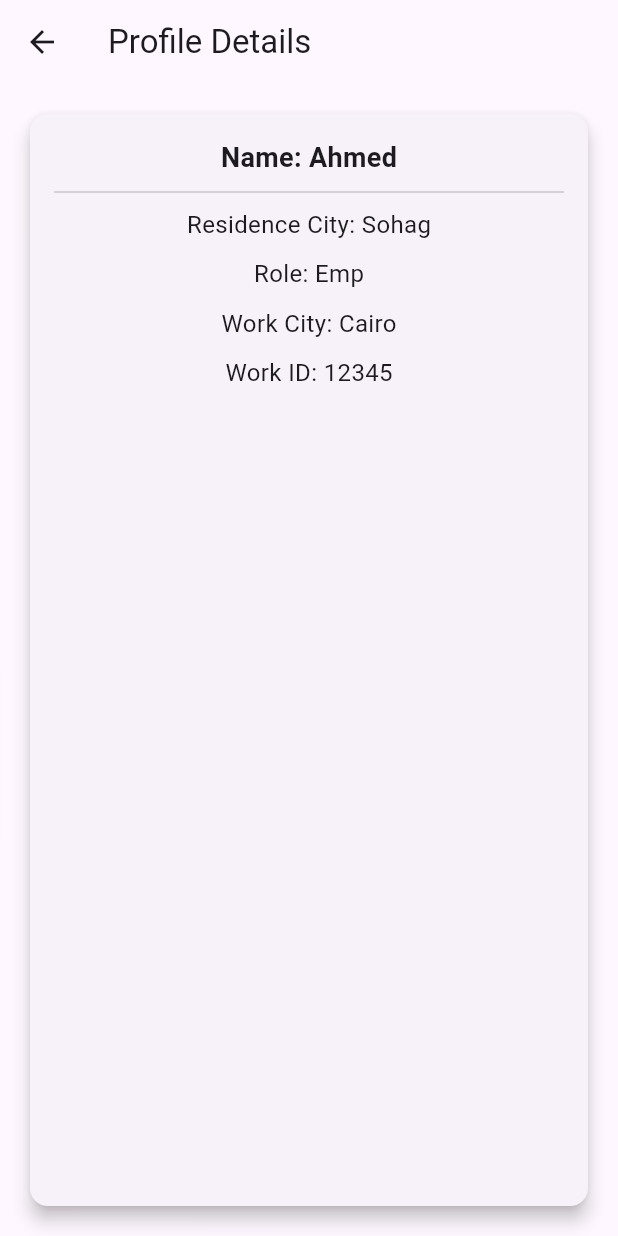
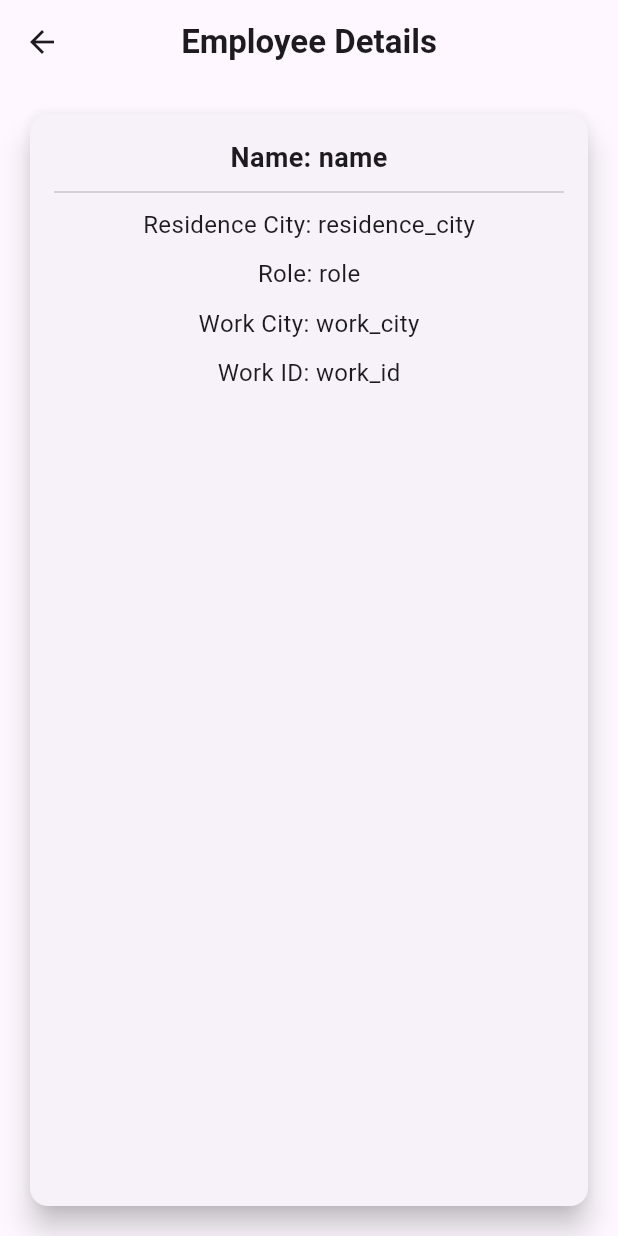
Before and after one commit to toalhussein/attend_sys, a Flutter app: the SuperAdminDrawer widget shown alone on an empty page, opened directly, after a tap on "User Details", on a phone screen of 412 x 824 dp. Run offline on Flutter 3.47's test engine with Material 3 defaults, Android fonts, the phone set to English and light mode, and no system bars; our stand-ins replace awesome_snackbar_content, cloud_firestore, date_format, firebase_core, flutter_bloc, fluttertoast and 4 more; accounts and stored records are empty.

Commit message:
admin done

```diff
--- a/lib/features/admin_feature/presentation/views/widgets/user_search_delegate.dart
+++ b/lib/features/admin_feature/presentation/views/widgets/user_search_delegate.dart
@@ -1,3 +1,4 @@
+import 'package:attend_sys/features/super_admin_feature/views/widgets/user_details.dart';
 import 'package:cloud_firestore/cloud_firestore.dart';
 import 'package:flutter/material.dart';
 
@@ -8,7 +9,7 @@ class UserSearchDelegate extends SearchDelegate<dynamic> {
   List<Widget>? buildActions(BuildContext context) {
     return [
       IconButton(
-        icon: Icon(Icons.clear),
+        icon: const Icon(Icons.clear),
         onPressed: () {
           query = '';
         },
@@ -19,7 +20,7 @@ class UserSearchDelegate extends SearchDelegate<dynamic> {
   @override
   Widget? buildLeading(BuildContext context) {
     return IconButton(
-      icon: Icon(Icons.arrow_back),
+      icon: const Icon(Icons.arrow_back),
       onPressed: () {
         close(context, null);
       },
@@ -35,11 +36,11 @@ class UserSearchDelegate extends SearchDelegate<dynamic> {
           .get(),
       builder: (context, snapshot) {
         if (snapshot.connectionState == ConnectionState.waiting) {
-          return Center(child: CircularProgressIndicator());
+          return const Center(child: CircularProgressIndicator());
         }
 
         if (!snapshot.hasData || snapshot.data!.docs.isEmpty) {
-          return Center(child: Text('No users found'));
+          return const Center(child: Text('No users found'));
         }
 
         final users = snapshot.data!.docs;
@@ -48,12 +49,25 @@ class UserSearchDelegate extends SearchDelegate<dynamic> {
           itemCount: users.length,
           itemBuilder: (context, index) {
             final user = users[index];
-            final name = user['name'] ?? 'Unknown';
-            final workId = user['work_id'] ?? 'N/A';
-
             return ListTile(
-              title: Text(name),
-              subtitle: Text('Work ID: $workId'),
+              title: Text(user['name'] ?? 'Unknown'),
+              subtitle: Text('Work ID: ${user['work_id'] ?? 'N/A'}'),
+              onTap: () {
+                Navigator.push(
+                  context,
+                  MaterialPageRoute(
+                    builder: (context) {
+                      return UserDetailsPage(
+                        name: user['name'],
+                        workId: user['work_id'],
+                        role: user['role'],
+                        residenceCity: user['residence_city'],
+                        workCity: user['work_city'],
+                      );
+                    },
+                  ),
+                );
+              },
             );
           },
         );
@@ -64,7 +78,7 @@ class UserSearchDelegate extends SearchDelegate<dynamic> {
   @override
   Widget buildSuggestions(BuildContext context) {
     if (query.isEmpty) {
-      return Center(
+      return const Center(
         child: Text('Search for a user by their Work ID'),
       );
     }
@@ -73,11 +87,11 @@ class UserSearchDelegate extends SearchDelegate<dynamic> {
       stream: _firestore
           .collection('users')
           .where('work_id', isGreaterThanOrEqualTo: query)
-          .where('work_id', isLessThanOrEqualTo: query + '\uf8ff')
+          .where('work_id', isLessThanOrEqualTo: '$query\uf8ff')
           .snapshots(),
       builder: (context, snapshot) {
         if (!snapshot.hasData || snapshot.data!.docs.isEmpty) {
-          return Center(child: Text('No Users available'));
+          return const Center(child: Text('No Users available'));
         }
 
         final suggestions = snapshot.data!.docs;
@@ -86,15 +100,26 @@ class UserSearchDelegate extends SearchDelegate<dynamic> {
           itemCount: suggestions.length,
           itemBuilder: (context, index) {
             final suggestion = suggestions[index];
-            final name = suggestion['name'] ?? 'Unknown';
-            final workId = suggestion['work_id'] ?? 'N/A';
 
             return ListTile(
-              title: Text(name),
-              subtitle: Text('Work ID: $workId'),
+              title: Text(suggestion['name'] ?? 'Unknown'),
+              subtitle: Text('Work ID: ${suggestion['work_id'] ?? 'N/A'}'),
               onTap: () {
                 query = suggestion['work_id'];
-                showResults(context);
+                Navigator.push(
+                  context,
+                  MaterialPageRoute(
+                    builder: (context) {
+                      return UserDetailsPage(
+                        name: suggestion['name'],
+                        workId: suggestion['work_id'],
+                        role: suggestion['role'],
+                        residenceCity: suggestion['residence_city'],
+                        workCity: suggestion['work_city'],
+                      );
+                    },
+                  ),
+                );
               },
             );
           },
--- a/lib/features/login_feature/presentation/views/widgets/login_button.dart
+++ b/lib/features/login_feature/presentation/views/widgets/login_button.dart
@@ -12,7 +12,7 @@ class LoginButton extends StatelessWidget {
         onPressed: onPressed,
         style: ElevatedButton.styleFrom(
           elevation: 12,
-          backgroundColor: Colors.deepOrange,
+          backgroundColor: Colors.deepPurple,
           foregroundColor: Colors.white,
           padding: const EdgeInsets.symmetric(
             horizontal: 50,
--- a/lib/features/super_admin_feature/views/super_admin.dart
+++ b/lib/features/super_admin_feature/views/super_admin.dart
@@ -14,8 +14,6 @@ class SuperAdminPage extends StatelessWidget {
 
   @override
   Widget build(BuildContext context) {
-    final FirebaseFirestore firestore = FirebaseFirestore.instance;
-
     return Scaffold(
       appBar: const SuperAdminAppBar(),
       drawer: const SuperAdminDrawer(),
@@ -23,7 +21,9 @@ class SuperAdminPage extends StatelessWidget {
         children: [
           const CustomTableCalender(),
           const AdminAttendanceButton(),
-          Expanded(child: UsersList(firestore: firestore)),
+          Expanded(
+            child: UsersList(),
+          ),
         ],
       ),
     );
--- a/lib/features/super_admin_feature/views/widgets/super_admin_drawer.dart
+++ b/lib/features/super_admin_feature/views/widgets/super_admin_drawer.dart
@@ -53,7 +53,14 @@ class SuperAdminDrawer extends StatelessWidget {
             onTap: () {
               Navigator.push(
                 context,
-                MaterialPageRoute(builder: (context) => const UserDetailsPage()),
+                MaterialPageRoute(
+                    builder: (context) => UserDetailsPage(
+                          name: 'name',
+                          workId: 'work_id',
+                          role: 'role',
+                          residenceCity: 'residence_city',
+                          workCity: 'work_city',
+                        )),
               );
             },
           ),
--- a/lib/features/super_admin_feature/views/widgets/user_details.dart
+++ b/lib/features/super_admin_feature/views/widgets/user_details.dart
@@ -1,64 +1,69 @@
+import 'package:attend_sys/core/widgets/custom_app_bar.dart';
 import 'package:flutter/material.dart';
 
 class UserDetailsPage extends StatelessWidget {
-  const UserDetailsPage({super.key});
+  const UserDetailsPage(
+      {super.key,
+      required this.name,
+      required this.residenceCity,
+      required this.role,
+      required this.workCity,
+      required this.workId});
+
+  final String name;
+  final String residenceCity;
+  final String role;
+  final String workCity;
+  final String workId;
 
   @override
   Widget build(BuildContext context) {
-    const String name = "Ahmed";
-    const String residenceCity = "Sohag";
-    const String role = "Emp";
-    const String workCity = "Cairo";
-    const String workId = "12345";
-
     return Scaffold(
-      appBar: AppBar(
-        title: const Text('Profile Details'),
-      ),
+      appBar: const CustomAppBar(title: 'Employee Details'),
       body: Padding(
         padding: const EdgeInsets.all(16.0),
         child: Card(
           shape: RoundedRectangleBorder(
             borderRadius: BorderRadius.circular(12),
           ),
-          elevation: 5,
-          child: const Padding(
-            padding: EdgeInsets.all(16.0),
+          elevation: 8,
+          child: Padding(
+            padding: const EdgeInsets.all(16.0),
             child: Column(
               crossAxisAlignment: CrossAxisAlignment.center,
               children: [
                 Text(
                   'Name: $name',
-                  style: TextStyle(
+                  style: const TextStyle(
                     fontSize: 18,
                     fontWeight: FontWeight.bold,
                   ),
                 ),
-                Divider(thickness: 1, height: 20),
+                const Divider(thickness: 1, height: 20),
                 Text(
                   'Residence City: $residenceCity',
-                  style: TextStyle(
+                  style: const TextStyle(
                     fontSize: 16,
                   ),
                 ),
-                SizedBox(height: 10),
+                const SizedBox(height: 10),
                 Text(
                   'Role: $role',
-                  style: TextStyle(
+                  style: const TextStyle(
                     fontSize: 16,
                   ),
                 ),
-                SizedBox(height: 10),
+                const SizedBox(height: 10),
                 Text(
                   'Work City: $workCity',
-                  style: TextStyle(
+                  style: const TextStyle(
                     fontSize: 16,
                   ),
                 ),
-                SizedBox(height: 10),
+                const SizedBox(height: 10),
                 Text(
                   'Work ID: $workId',
-                  style: TextStyle(
+                  style: const TextStyle(
                     fontSize: 16,
                   ),
                 ),
```
Also changed, not shown: lib/core/widgets/search_button.dart (added, +23 -0 lines), lib/features/admin_feature/presentation/views/admin_view.dart (+11 -22 lines), lib/features/admin_feature/presentation/views/widgets/user_details_card.dart (+6 -3 lines), lib/features/admin_feature/presentation/views/widgets/user_name_location.dart (+11 -6 lines), lib/features/admin_feature/presentation/views/widgets/users_list.dart (+17 -11 lines).
